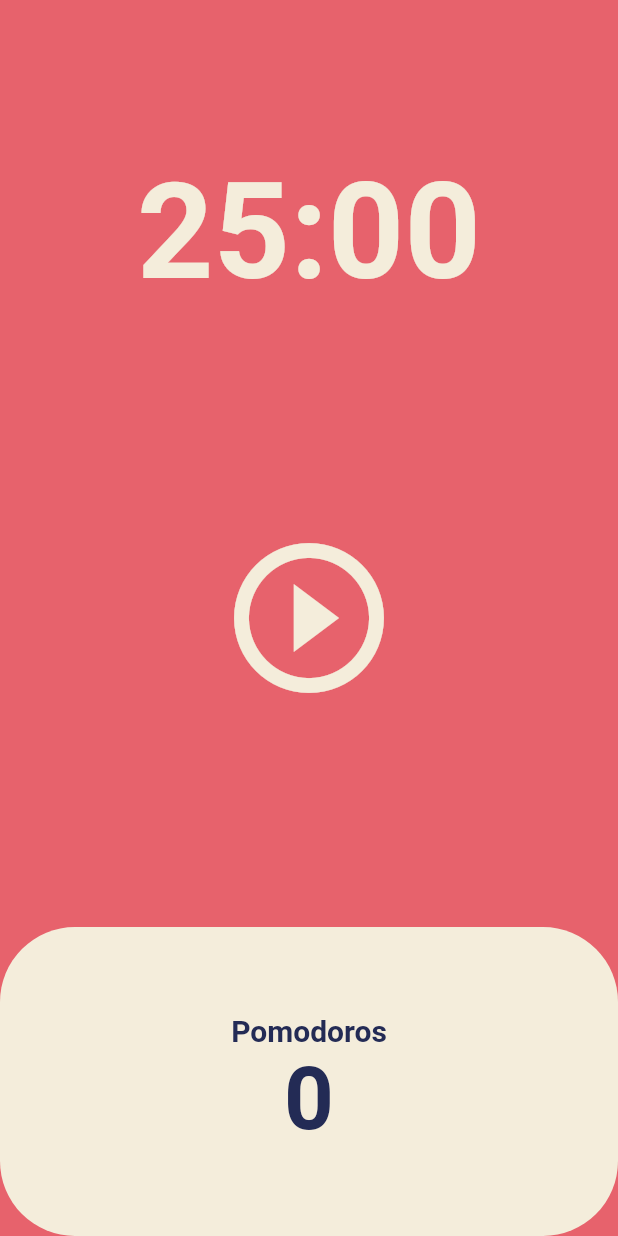
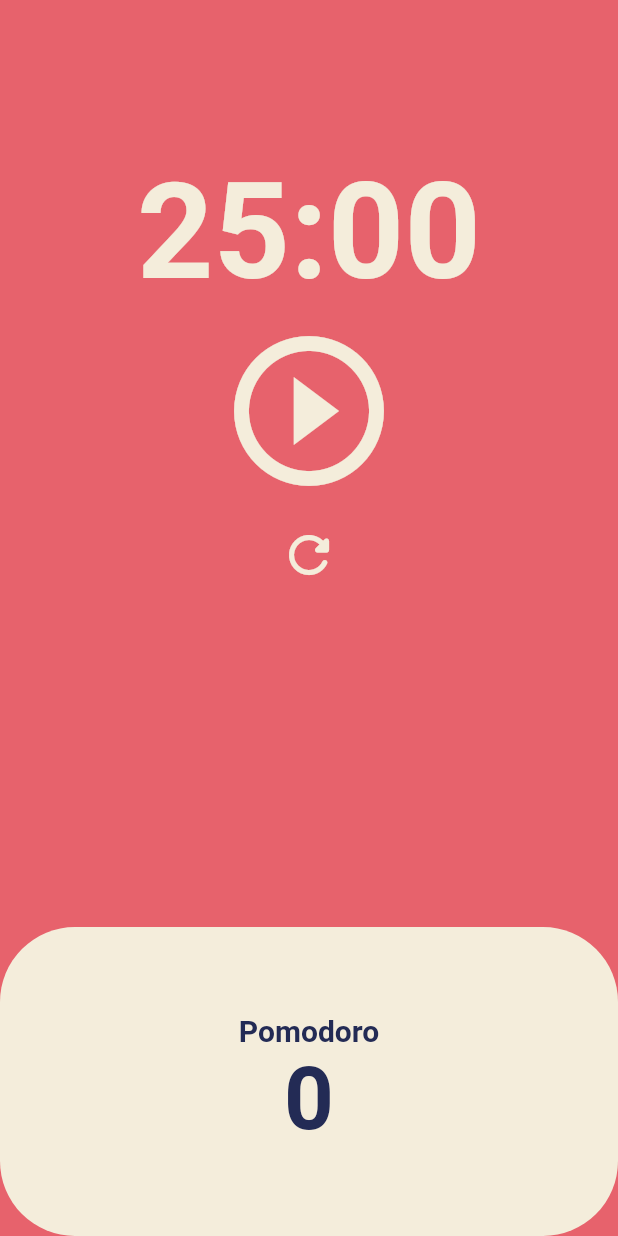
Before and after one commit to danpung2/flutter_toonflix, a Flutter app: the screen it shows after launch, on a phone screen of 412 x 824 dp. Run offline on Flutter 3.47's test engine with Material 2 defaults, Android fonts, the phone set to English and light mode, and no system bars.

Commit message:
modify: pomodoro app - feat: onResetTimePressed

```diff
--- a/lib/screens/home_screen.dart
+++ b/lib/screens/home_screen.dart
@@ -14,13 +14,13 @@ class _HomeScreenState extends State<HomeScreen> {
   static const twentyFiveMinutes = 1500;
   int totalSeconds = twentyFiveMinutes;
   bool isRunning = false;
-  int totalPomodoros = 0;
+  int totalPomodoro = 0;
   late Timer timer;
 
   void onTick(Timer timer) {
-    if(totalSeconds == 0){
+    if (totalSeconds == 0) {
       setState(() {
-        totalPomodoros++;
+        totalPomodoro++;
         isRunning = false;
         totalSeconds = twentyFiveMinutes;
       });
@@ -42,15 +42,28 @@ class _HomeScreenState extends State<HomeScreen> {
     });
   }
 
-  void onPausePressed(){
+  void onPausePressed() {
     timer.cancel();
     setState(() {
       isRunning = false;
     });
   }
 
-  String format(int seconds){
-    return Duration(seconds: seconds).toString().split(".").first.substring(2, 7);
+  // 시간 초기화
+  void onResetTimePressed() {
+    timer.cancel();
+    setState(() {
+      isRunning = false;
+      totalSeconds = twentyFiveMinutes;
+    });
+  }
+
+  String format(int seconds) {
+    return Duration(seconds: seconds)
+        .toString()
+        .split(".")
+        .first
+        .substring(2, 7);
   }
 
   @override
@@ -75,13 +88,27 @@ class _HomeScreenState extends State<HomeScreen> {
           ),
           Flexible(
             flex: 2,
-            child: Center(
-              child: IconButton(
-                icon: Icon(isRunning ? Icons.pause_circle_outline : Icons.play_circle_outline),
-                onPressed: isRunning ? onPausePressed : onStartPressed,
-                iconSize: 120,
-                color: Theme.of(context).cardColor,
-              ),
+            child: Column(
+              children: [
+                Center(
+                  child: IconButton(
+                    icon: Icon(isRunning
+                        ? Icons.pause_circle_outline
+                        : Icons.play_circle_outline),
+                    onPressed: isRunning ? onPausePressed : onStartPressed,
+                    iconSize: 120,
+                    color: Theme.of(context).cardColor,
+                  ),
+                ),
+                Center(
+                  child: IconButton(
+                    icon: const Icon(Icons.refresh_rounded),
+                    onPressed: onResetTimePressed,
+                    iconSize: 40,
+                    color: Theme.of(context).cardColor,
+                  ),
+                ),
+              ],
             ),
           ),
           Flexible(
@@ -98,7 +125,7 @@ class _HomeScreenState extends State<HomeScreen> {
                       mainAxisAlignment: MainAxisAlignment.center,
                       children: [
                         Text(
-                          "Pomodoros",
+                          "Pomodoro",
                           style: TextStyle(
                             fontSize: 20,
                             fontWeight: FontWeight.w600,
@@ -106,7 +133,7 @@ class _HomeScreenState extends State<HomeScreen> {
                           ),
                         ),
                         Text(
-                          "$totalPomodoros",
+                          "$totalPomodoro",
                           style: TextStyle(
                             fontSize: 58,
                             fontWeight: FontWeight.w600,
```
